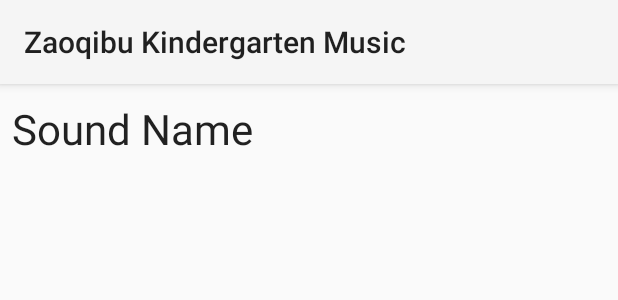
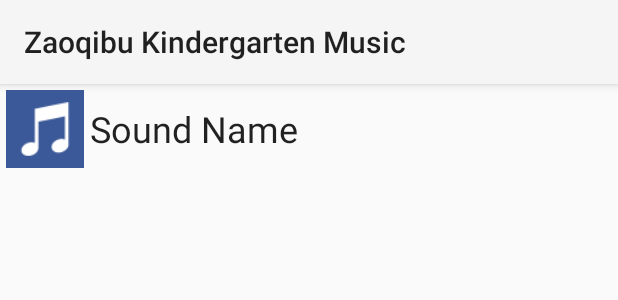
Before and after one commit to vwarship/KindergartenMusic, an Android app: the layout activity_playlist_item.xml on its own in the app's theme, with its tools: preview values and no code run, on a phone screen of 412 x 824 dp. Shown: the top 300 px of the screen. Run offline under Robolectric (Android 15) with nearby library versions, the phone set to English and light mode, and no system bars.

Commit message:
为歌曲列表增加了图标，方便儿童查找歌曲。

```diff
--- a/app/src/main/res/layout/activity_playlist_item.xml
+++ b/app/src/main/res/layout/activity_playlist_item.xml
@@ -3,6 +3,13 @@
 <LinearLayout xmlns:android="http://schemas.android.com/apk/res/android"
     android:orientation="horizontal" android:layout_width="match_parent"
     android:layout_height="@dimen/current_playing_height">
+
+    <ImageView
+        android:layout_width="52dp"
+        android:layout_height="match_parent"
+        android:layout_margin="4dp"
+        android:id="@+id/playlistItemIcon"
+        android:src="@drawable/sound_default_icon" />
 
     <TextView
         android:layout_width="wrap_content"
@@ -11,6 +18,5 @@
         android:id="@+id/playlistItemName"
         android:layout_gravity="center_vertical"
         android:text="Sound Name"
-        android:textSize="@dimen/playlist_item_name_text_size"
-        android:layout_marginLeft="8dp"/>
+        android:textSize="@dimen/playlist_item_name_text_size"/>
 </LinearLayout>
--- a/app/src/main/res/values/dimens.xml
+++ b/app/src/main/res/values/dimens.xml
@@ -10,5 +10,5 @@
     <dimen name="current_playing_width">8dp</dimen>
     <dimen name="current_playing_height">60dp</dimen>
 
-    <dimen name="playlist_item_name_text_size">28sp</dimen>
+    <dimen name="playlist_item_name_text_size">24sp</dimen>
 </resources>
```
Also changed, not shown: app/src/main/java/com/zaoqibu/zaoqibukindergartenmusic/PlaylistAdapter.java (+17 -0 lines), app/src/main/assets/UpperKindergarten56_1/05.png (added), app/src/main/res/drawable-hdpi/sound_default_icon.png (added).
